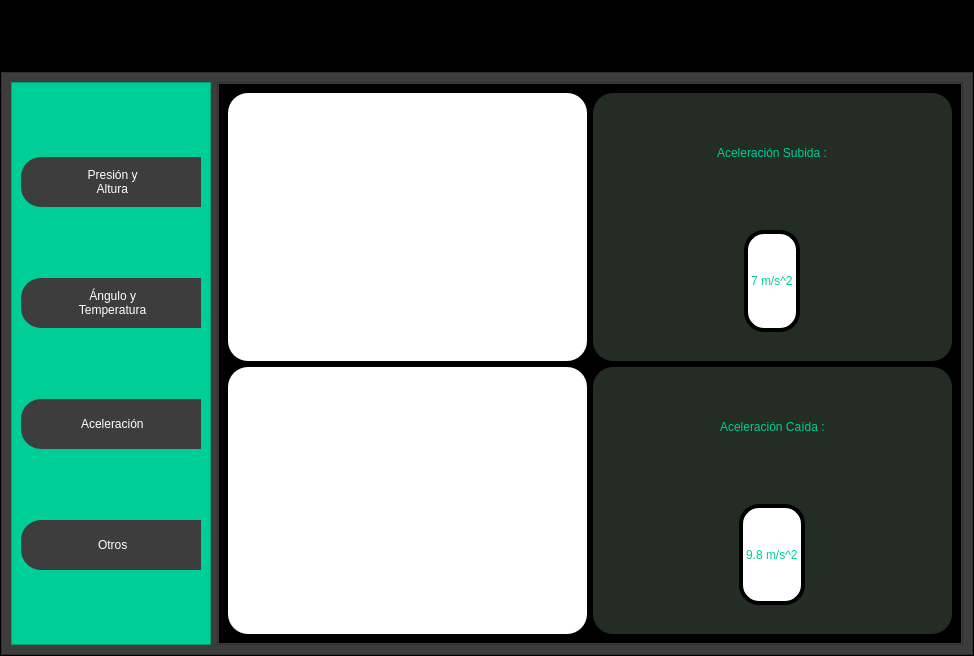
This is GUI_Cansat/Diseño.ui in FernandoVS11/CANSAT-2024 as Qt 5 draws it before an edit. The edited form follows.
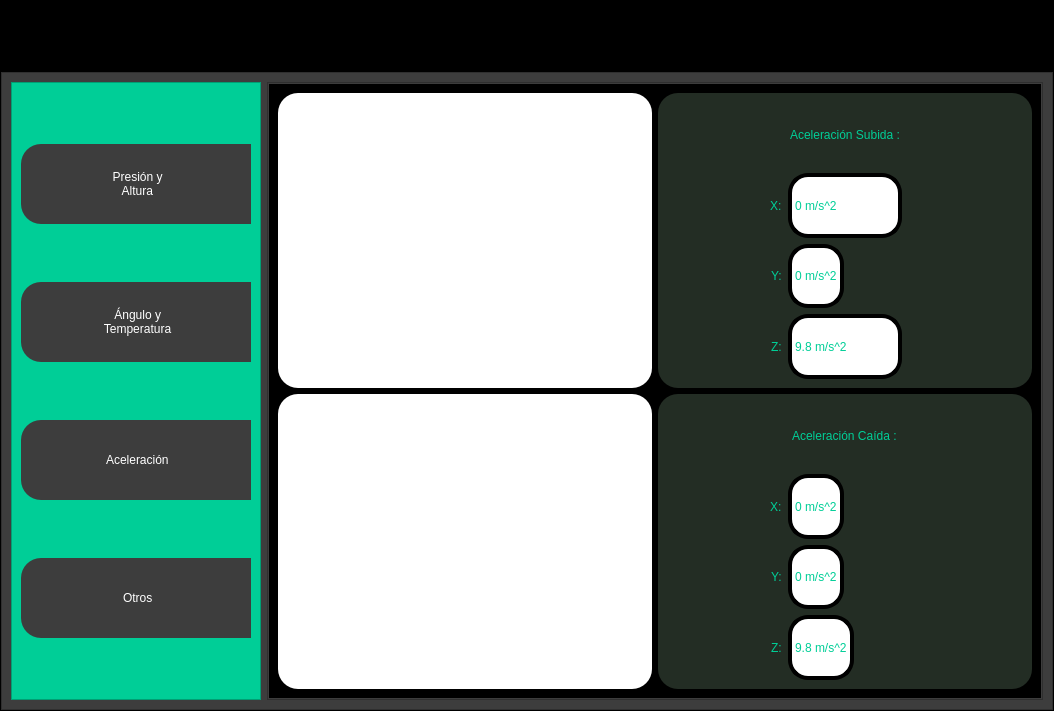
This is the edited form. The open tabs and pages were chosen to show the change. Icons and pictures are not drawn.

The edit to the form file:
```diff
--- a/GUI_Cansat/Diseño.ui
+++ b/GUI_Cansat/Diseño.ui
@@ -6,8 +6,8 @@
    <rect>
     <x>0</x>
     <y>0</y>
-    <width>974</width>
-    <height>656</height>
+    <width>1054</width>
+    <height>711</height>
    </rect>
   </property>
   <property name="windowTitle">
@@ -224,7 +224,7 @@
            <widget class="QFrame" name="frame_control">
             <property name="minimumSize">
              <size>
-              <width>200</width>
+              <width>250</width>
               <height>0</height>
              </size>
             </property>
@@ -266,8 +266,8 @@
               <widget class="QPushButton" name="bt_GraficasA">
                <property name="minimumSize">
                 <size>
-                 <width>0</width>
-                 <height>50</height>
+                 <width>190</width>
+                 <height>80</height>
                 </size>
                </property>
                <property name="text">
@@ -290,8 +290,8 @@
               <widget class="QPushButton" name="bt_GraficasB">
                <property name="minimumSize">
                 <size>
-                 <width>0</width>
-                 <height>50</height>
+                 <width>190</width>
+                 <height>80</height>
                 </size>
                </property>
                <property name="toolTip">
@@ -340,8 +340,8 @@
               <widget class="QPushButton" name="bt_GraficasC">
                <property name="minimumSize">
                 <size>
-                 <width>0</width>
-                 <height>50</height>
+                 <width>190</width>
+                 <height>80</height>
                 </size>
                </property>
                <property name="text">
@@ -363,8 +363,8 @@
               <widget class="QPushButton" name="bt_GraficasD">
                <property name="minimumSize">
                 <size>
-                 <width>0</width>
-                 <height>50</height>
+                 <width>190</width>
+                 <height>80</height>
                 </size>
                </property>
                <property name="text">
@@ -846,94 +846,6 @@
                    </layout>
                   </widget>
                  </item>
-                 <item row="1" column="1">
-                  <widget class="QFrame" name="frame_12">
-                   <property name="styleSheet">
-                    <string notr="true">background-color: rgb(35, 45, 36);
-border-radius: 20px;
-
-</string>
-                   </property>
-                   <property name="frameShape">
-                    <enum>QFrame::StyledPanel</enum>
-                   </property>
-                   <property name="frameShadow">
-                    <enum>QFrame::Raised</enum>
-                   </property>
-                   <layout class="QGridLayout" name="gridLayout_12">
-                    <item row="0" column="0" colspan="2" alignment="Qt::AlignHCenter">
-                     <widget class="QLabel" name="label_19">
-                      <property name="text">
-                       <string>Aceleración Caída :</string>
-                      </property>
-                     </widget>
-                    </item>
-                    <item row="1" column="0" colspan="2">
-                     <spacer name="horizontalSpacer_4">
-                      <property name="orientation">
-                       <enum>Qt::Horizontal</enum>
-                      </property>
-                      <property name="sizeType">
-                       <enum>QSizePolicy::Minimum</enum>
-                      </property>
-                      <property name="sizeHint" stdset="0">
-                       <size>
-                        <width>40</width>
-                        <height>20</height>
-                       </size>
-                      </property>
-                     </spacer>
-                    </item>
-                    <item row="2" column="0" colspan="2" alignment="Qt::AlignHCenter">
-                     <widget class="QLabel" name="aceleracion_caida_label">
-                      <property name="styleSheet">
-                       <string notr="true">background-color: rgb(255, 255, 255);
-border: 4px solid;
-border-color: rgb(0, 0, 0);</string>
-                      </property>
-                      <property name="text">
-                       <string>9.8 m/s^2</string>
-                      </property>
-                     </widget>
-                    </item>
-                    <item row="3" column="0" colspan="2">
-                     <spacer name="horizontalSpacer_12">
-                      <property name="orientation">
-                       <enum>Qt::Horizontal</enum>
-                      </property>
-                      <property name="sizeType">
-                       <enum>QSizePolicy::Minimum</enum>
-                      </property>
-                      <property name="sizeHint" stdset="0">
-                       <size>
-                        <width>40</width>
-                        <height>20</height>
-                       </size>
-                      </property>
-                     </spacer>
-                    </item>
-                   </layout>
-                  </widget>
-                 </item>
-                 <item row="1" column="0">
-                  <widget class="QFrame" name="frame_11">
-                   <property name="styleSheet">
-                    <string notr="true">background-color: rgb(255, 255, 255);
-border-radius: 20px;</string>
-                   </property>
-                   <property name="frameShape">
-                    <enum>QFrame::StyledPanel</enum>
-                   </property>
-                   <property name="frameShadow">
-                    <enum>QFrame::Raised</enum>
-                   </property>
-                   <layout class="QHBoxLayout" name="horizontalLayout_3">
-                    <item>
-                     <layout class="QVBoxLayout" name="aceleracion_caida"/>
-                    </item>
-                   </layout>
-                  </widget>
-                 </item>
                  <item row="0" column="1">
                   <widget class="QFrame" name="frame_13">
                    <property name="styleSheet">
@@ -949,57 +861,193 @@
                     <enum>QFrame::Raised</enum>
                    </property>
                    <layout class="QGridLayout" name="gridLayout_13">
-                    <item row="2" column="0" colspan="2" alignment="Qt::AlignHCenter">
-                     <widget class="QLabel" name="aceleracion_sub_label">
+                    <item row="5" column="1" colspan="2" alignment="Qt::AlignLeft">
+                     <widget class="QLabel" name="y_coord_label_3">
                       <property name="styleSheet">
                        <string notr="true">background-color: rgb(255, 255, 255);
 border: 4px solid;
 border-color: rgb(0, 0, 0);</string>
                       </property>
                       <property name="text">
-                       <string>7 m/s^2</string>
+                       <string>0 m/s^2</string>
                       </property>
                      </widget>
                     </item>
-                    <item row="0" column="0" colspan="2" alignment="Qt::AlignHCenter">
+                    <item row="4" column="0" alignment="Qt::AlignRight">
+                     <widget class="QLabel" name="label_42">
+                      <property name="text">
+                       <string>X:</string>
+                      </property>
+                     </widget>
+                    </item>
+                    <item row="5" column="0" alignment="Qt::AlignRight">
+                     <widget class="QLabel" name="label_43">
+                      <property name="text">
+                       <string>Y:</string>
+                      </property>
+                     </widget>
+                    </item>
+                    <item row="6" column="0" alignment="Qt::AlignRight">
+                     <widget class="QLabel" name="label_39">
+                      <property name="text">
+                       <string>Z:</string>
+                      </property>
+                     </widget>
+                    </item>
+                    <item row="4" column="1">
+                     <widget class="QLabel" name="x_coord_label_3">
+                      <property name="styleSheet">
+                       <string notr="true">background-color: rgb(255, 255, 255);
+border: 4px solid;
+border-color: rgb(0, 0, 0);</string>
+                      </property>
+                      <property name="text">
+                       <string>0 m/s^2</string>
+                      </property>
+                     </widget>
+                    </item>
+                    <item row="1" column="0" colspan="3" alignment="Qt::AlignHCenter">
                      <widget class="QLabel" name="label_12">
+                      <property name="styleSheet">
+                       <string notr="true">font: 87 20pt &quot;Arial Black&quot;;</string>
+                      </property>
                       <property name="text">
                        <string>Aceleración Subida :</string>
                       </property>
                      </widget>
                     </item>
-                    <item row="1" column="0" colspan="2">
-                     <spacer name="horizontalSpacer_3">
-                      <property name="orientation">
-                       <enum>Qt::Horizontal</enum>
+                    <item row="6" column="1">
+                     <widget class="QLabel" name="z_coord_label_3">
+                      <property name="styleSheet">
+                       <string notr="true">background-color: rgb(255, 255, 255);
+border: 4px solid;
+border-color: rgb(0, 0, 0);</string>
                       </property>
-                      <property name="sizeType">
-                       <enum>QSizePolicy::Minimum</enum>
+                      <property name="text">
+                       <string>9.8 m/s^2</string>
                       </property>
-                      <property name="sizeHint" stdset="0">
-                       <size>
-                        <width>40</width>
-                        <height>20</height>
-                       </size>
+                     </widget>
+                    </item>
+                   </layout>
+                  </widget>
+                 </item>
+                 <item row="1" column="0">
+                  <widget class="QFrame" name="frame_11">
+                   <property name="styleSheet">
+                    <string notr="true">background-color: rgb(255, 255, 255);
+border-radius: 20px;</string>
+                   </property>
+                   <property name="frameShape">
+                    <enum>QFrame::StyledPanel</enum>
+                   </property>
+                   <property name="frameShadow">
+                    <enum>QFrame::Raised</enum>
+                   </property>
+                   <layout class="QHBoxLayout" name="horizontalLayout_3">
+                    <item>
+                     <layout class="QVBoxLayout" name="aceleracion_caida"/>
+                    </item>
+                   </layout>
+                  </widget>
+                 </item>
+                 <item row="1" column="1">
+                  <widget class="QFrame" name="frame_12">
+                   <property name="styleSheet">
+                    <string notr="true">background-color: rgb(35, 45, 36);
+border-radius: 20px;
+font: 87 16pt &quot;Arial Black&quot;;
+</string>
+                   </property>
+                   <property name="frameShape">
+                    <enum>QFrame::StyledPanel</enum>
+                   </property>
+                   <property name="frameShadow">
+                    <enum>QFrame::Raised</enum>
+                   </property>
+                   <layout class="QGridLayout" name="gridLayout_12">
+                    <item row="3" column="0" alignment="Qt::AlignRight">
+                     <widget class="QLabel" name="label_40">
+                      <property name="text">
+                       <string>X:</string>
                       </property>
-                     </spacer>
+                     </widget>
                     </item>
-                    <item row="3" column="0" colspan="2">
-                     <spacer name="horizontalSpacer_11">
+                    <item row="3" column="1" alignment="Qt::AlignLeft">
+                     <widget class="QLabel" name="x_coord_label_2">
+                      <property name="styleSheet">
+                       <string notr="true">background-color: rgb(255, 255, 255);
+border: 4px solid;
+border-color: rgb(0, 0, 0);</string>
+                      </property>
+                      <property name="text">
+                       <string>0 m/s^2</string>
+                      </property>
+                     </widget>
+                    </item>
+                    <item row="7" column="0" alignment="Qt::AlignRight">
+                     <widget class="QLabel" name="label_38">
+                      <property name="text">
+                       <string>Z:</string>
+                      </property>
+                     </widget>
+                    </item>
+                    <item row="5" column="0" alignment="Qt::AlignRight">
+                     <widget class="QLabel" name="label_41">
+                      <property name="text">
+                       <string>Y:</string>
+                      </property>
+                     </widget>
+                    </item>
+                    <item row="7" column="1" alignment="Qt::AlignLeft">
+                     <widget class="QLabel" name="z_coord_label_2">
+                      <property name="styleSheet">
+                       <string notr="true">background-color: rgb(255, 255, 255);
+border: 4px solid;
+border-color: rgb(0, 0, 0);</string>
+                      </property>
+                      <property name="text">
+                       <string>9.8 m/s^2</string>
+                      </property>
+                     </widget>
+                    </item>
+                    <item row="5" column="1" alignment="Qt::AlignLeft">
+                     <widget class="QLabel" name="y_coord_label_2">
+                      <property name="styleSheet">
+                       <string notr="true">background-color: rgb(255, 255, 255);
+border: 4px solid;
+border-color: rgb(0, 0, 0);</string>
+                      </property>
+                      <property name="text">
+                       <string>0 m/s^2</string>
+                      </property>
+                     </widget>
+                    </item>
+                    <item row="5" column="2">
+                     <spacer name="verticalSpacer">
                       <property name="orientation">
-                       <enum>Qt::Horizontal</enum>
+                       <enum>Qt::Vertical</enum>
                       </property>
                       <property name="sizeType">
                        <enum>QSizePolicy::Minimum</enum>
                       </property>
                       <property name="sizeHint" stdset="0">
                        <size>
-                        <width>40</width>
-                        <height>20</height>
+                        <width>20</width>
+                        <height>40</height>
                        </size>
                       </property>
                      </spacer>
                     </item>
+                    <item row="1" column="0" colspan="3" alignment="Qt::AlignHCenter">
+                     <widget class="QLabel" name="label_19">
+                      <property name="styleSheet">
+                       <string notr="true">font: 87 20pt &quot;Arial Black&quot;;</string>
+                      </property>
+                      <property name="text">
+                       <string>Aceleración Caída :</string>
+                      </property>
+                     </widget>
+                    </item>
                    </layout>
                   </widget>
                  </item>
```
Left out of the diff: 614 changed lines with no effect on the pictures.
